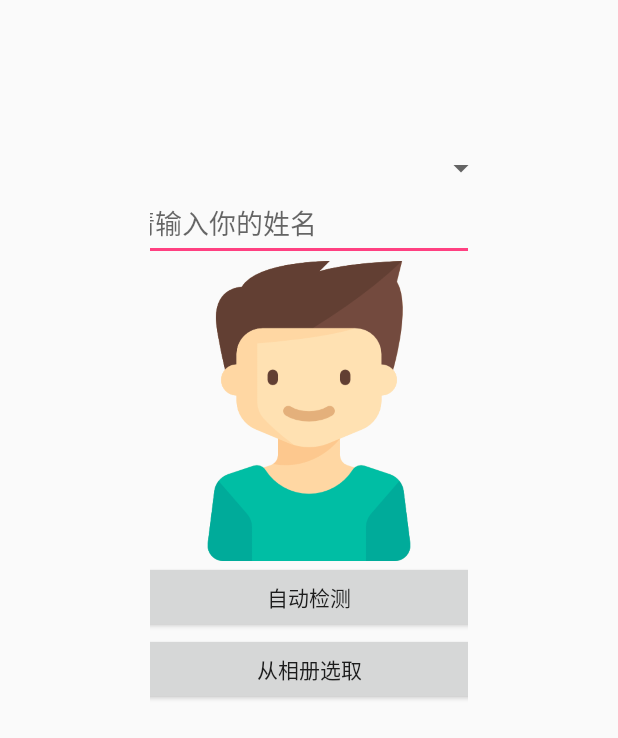
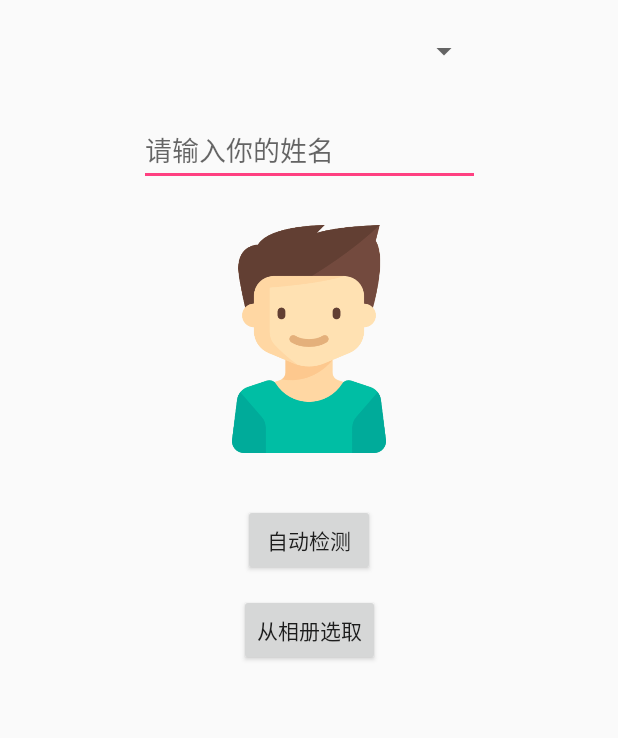
Before and after one commit to Kylinshui/Baidu_Face, an Android app: the RegActivity screen opened directly, with no data from a screen before it, on a phone screen of 412 x 824 dp. Shown: the top 738 px of the screen. Run offline under Robolectric (Android 15) with nearby library versions, the phone set to English and light mode, and no system bars.

Commit message:
人脸注册问题

```diff
--- a/app/src/main/AndroidManifest.xml
+++ b/app/src/main/AndroidManifest.xml
@@ -3,6 +3,9 @@
     package="com.bshui.baidu_face">
 
     <uses-permission android:name="android.permission.CAMERA" />
+    <uses-permission android:name="android.permission.WRITE_EXTERNAL_STORAGE"/>
+    <uses-permission android:name="android.permission.READ_EXTERNAL_STORAGE"/>
+    <uses-permission android:name="android.permission.INTERNET"/>
 
     <application
         android:allowBackup="true"
--- a/app/src/main/java/com/bshui/baidu_face/RegActivity.java
+++ b/app/src/main/java/com/bshui/baidu_face/RegActivity.java
@@ -95,6 +95,9 @@
         fromAlbumButton = (Button) findViewById(R.id.pick_from_album_btn);
         submitButton = (Button) findViewById(R.id.submit_btn);
         submitButton.setVisibility(View.GONE);
+
+        avatarIv.setImageResource(R.drawable.avatar);
+
 
         autoDetectBtn.setOnClickListener(this);
         fromAlbumButton.setOnClickListener(this);
--- a/app/src/main/res/layout/activity_reg.xml
+++ b/app/src/main/res/layout/activity_reg.xml
@@ -1,53 +1,77 @@
 <?xml version="1.0" encoding="utf-8"?>
-<!--
-  ~ Copyright (C) 2018 Baidu, Inc. All Rights Reserved.
-  -->
-<RelativeLayout xmlns:android="http://schemas.android.com/apk/res/android"
+<android.support.constraint.ConstraintLayout xmlns:android="http://schemas.android.com/apk/res/android"
+    xmlns:app="http://schemas.android.com/apk/res-auto"
+    xmlns:tools="http://schemas.android.com/tools"
     android:layout_width="match_parent"
-              android:layout_height="match_parent">
-    <LinearLayout android:layout_width="match_parent"
     android:layout_height="match_parent"
-                  android:orientation="vertical"
-                  android:layout_margin="100dp"
-                  android:gravity="center_horizontal">
-        <!--
-        <EditText
-                android:id="@+id/group_id_et"
-                android:layout_width="250dp"
-                android:layout_height="50dp"
-                android:hint="请输入要添加到组(groupId)"/>
-                -->
+    tools:layout_editor_absoluteY="81dp">
+
     <Spinner
-                android:layout_width="250dp"
-                android:layout_height="wrap_content"
-                android:id="@+id/spinner"/>
+        android:id="@+id/spinner"
+        android:layout_width="227dp"
+        android:layout_height="36dp"
+        android:layout_marginTop="16dp"
+        app:layout_constraintEnd_toEndOf="parent"
+        app:layout_constraintHorizontal_bias="0.503"
+        app:layout_constraintStart_toStartOf="parent"
+        app:layout_constraintTop_toTopOf="parent" />
+
     <EditText
         android:id="@+id/username_et"
-                android:layout_width="250dp"
-                android:layout_height="50dp"
+        android:layout_width="227dp"
+        android:layout_height="wrap_content"
+        android:layout_marginTop="24dp"
+        android:hint="请输入你的姓名"
         android:maxLines="1"
-                android:hint="请输入你的姓名"/>
+        app:layout_constraintEnd_toEndOf="parent"
+        app:layout_constraintHorizontal_bias="0.503"
+        app:layout_constraintStart_toStartOf="parent"
+        app:layout_constraintTop_toBottomOf="@+id/spinner" />
+
     <ImageView
         android:id="@+id/avatar_iv"
-                android:layout_width="wrap_content"
-                android:layout_height="200dp"
-                android:src="@drawable/avatar"/>
+        android:layout_width="152dp"
+        android:layout_height="180dp"
+
+        android:layout_marginTop="12dp"
+        android:scaleType="fitCenter"
+        android:visibility="visible"
+        app:layout_constraintEnd_toEndOf="parent"
+        app:layout_constraintStart_toStartOf="parent"
+        app:layout_constraintTop_toBottomOf="@+id/username_et"
+        app:srcCompat="@drawable/avatar" />
+
     <Button
         android:id="@+id/auto_detect_btn"
-                android:layout_width="250dp"
-                android:layout_height="48dp"
-                android:text="自动检测"/>
+        android:layout_width="wrap_content"
+        android:layout_height="wrap_content"
+        android:layout_marginTop="20dp"
+        android:text="自动检测"
+        app:layout_constraintEnd_toEndOf="parent"
+        app:layout_constraintStart_toStartOf="parent"
+        app:layout_constraintTop_toBottomOf="@+id/avatar_iv" />
+
     <Button
         android:id="@+id/pick_from_album_btn"
-                android:layout_width="250dp"
-                android:layout_height="48dp"
-                android:text="从相册选取"/>
+        android:layout_width="wrap_content"
+        android:layout_height="wrap_content"
+
+        android:layout_marginTop="12dp"
+        android:text="从相册选取"
+        app:layout_constraintEnd_toEndOf="parent"
+        app:layout_constraintStart_toStartOf="parent"
+        app:layout_constraintTop_toBottomOf="@+id/auto_detect_btn" />
+
     <Button
         android:id="@+id/submit_btn"
-                android:layout_width="250dp"
-                android:layout_height="48dp"
-                android:text="注册"/>
-    </LinearLayout>
+        android:layout_width="wrap_content"
+        android:layout_height="wrap_content"
+
+        android:layout_marginTop="12dp"
+        android:text="注册"
+        app:layout_constraintEnd_toEndOf="parent"
+        app:layout_constraintStart_toStartOf="parent"
+        app:layout_constraintTop_toBottomOf="@+id/pick_from_album_btn" />
 
 
-</RelativeLayout>
+</android.support.constraint.ConstraintLayout>
```
Lines whose indentation alone changed are shown as unchanged.
